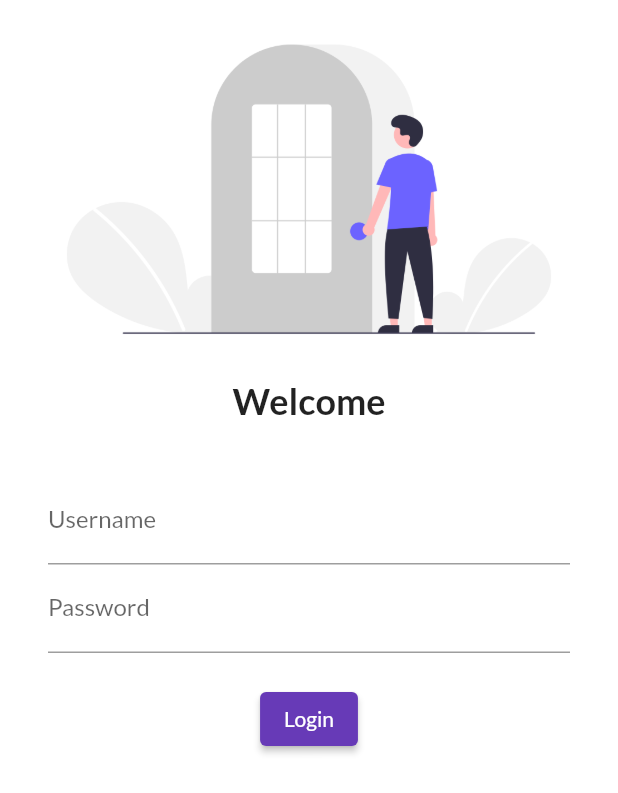
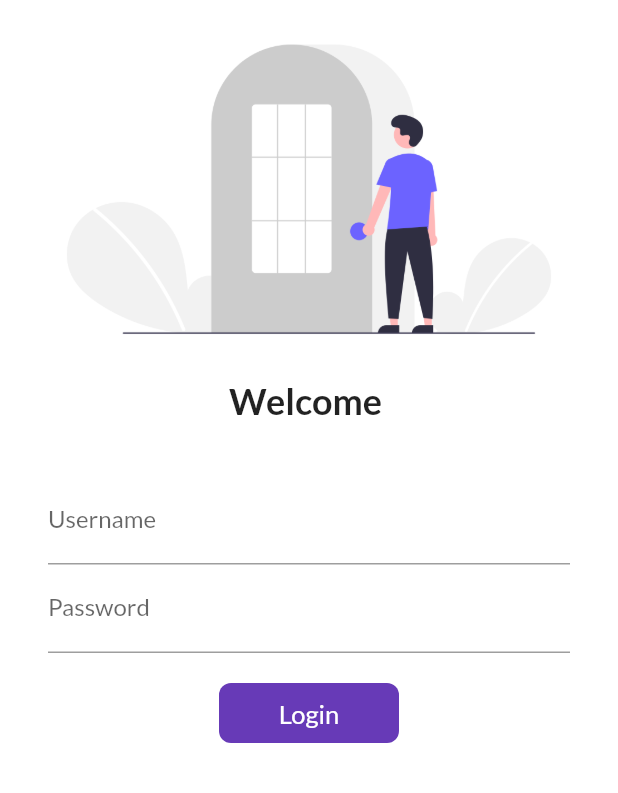
Before and after one commit to kiritoInd/CatalogFlutterApp, a Flutter app: the screen it shows after launch, on a phone screen of 412 x 824 dp. Shown: the top 793 px of the screen. Run offline on Flutter 3.47's test engine with Material 2 defaults, Android fonts, the phone set to English and light mode, and no system bars; our stand-ins replace google_fonts.

Commit message:
day6 comleted

```diff
--- a/lib/login_Page.dart
+++ b/lib/login_Page.dart
@@ -1,19 +1,29 @@
 import 'package:flutter/material.dart';
+import 'package:flutter_application_1/utils/routes.dart';
 
-class LoginPage extends StatelessWidget {
+class LoginPage extends StatefulWidget {
+  @override
+  State<LoginPage> createState() => _LoginPageState();
+}
+
+class _LoginPageState extends State<LoginPage> {
+  String name = "";
+  bool changeButton = false;
+
   @override
   Widget build(BuildContext context) {
     return Material(
         color: Colors.white,
+        child: SingleChildScrollView(
           child: Column(
             children: [
               Image.asset(
                 "assets/images/login_image.png",
                 fit: BoxFit.cover,
               ),
-            const Text(
-              "Welcome",
-              style: TextStyle(
+              Text(
+                "Welcome $name",
+                style: const TextStyle(
                   fontSize: 24,
                   fontWeight: FontWeight.bold,
                 ),
@@ -22,13 +32,17 @@ class LoginPage extends StatelessWidget {
                 height: 20.0,
               ),
               Padding(
-              padding:
-                  const EdgeInsets.symmetric(vertical: 16.0, horizontal: 32.0),
+                padding: const EdgeInsets.symmetric(
+                    vertical: 16.0, horizontal: 32.0),
                 child: Column(
                   children: [
                     TextFormField(
                       decoration: const InputDecoration(
                           hintText: "Enter Username", labelText: "Username"),
+                      onChanged: (value) {
+                        name = value;
+                        setState(() {});
+                      },
                     ),
                     TextFormField(
                       obscureText: true,
@@ -38,16 +52,51 @@ class LoginPage extends StatelessWidget {
                     const SizedBox(
                       height: 20.0,
                     ),
-                  ElevatedButton(
-                      onPressed: () {
-                        print("hello");
+
+                    InkWell(
+                      onTap: () async {
+                        setState(() {
+                          changeButton = true;
+                        });
+                        await Future.delayed(Duration(microseconds: 2950));
+                        Navigator.pushNamed(context, MyRoutes.homeRoute);
                       },
-                      child: const Text("Login"),
-                      style: TextButton.styleFrom()),
+                      child: AnimatedContainer(
+                        duration: Duration(milliseconds: 250),
+                        width: changeButton ? 40 : 120,
+                        height: 40,
+                        alignment: Alignment.center,
+                        decoration: BoxDecoration(
+                            color: Colors.deepPurple,
+                            borderRadius:
+                                BorderRadius.circular(changeButton ? 50 : 8)),
+                        child: changeButton
+                            ? const Icon(
+                                Icons.done,
+                                color: Colors.white,
+                              )
+                            : const Text(
+                                "Login",
+                                style: TextStyle(
+                                  color: Colors.white,
+                                  fontSize: 17,
+                                ),
+                              ),
+                      ),
+                    )
+
+                    // ElevatedButton(
+                    //     onPressed: () {
+                    //       Navigator.pushNamed(context, MyRoutes.homeRoute);
+                    //     },
+                    //     child: const Text("Login"),
+                    //     style:
+                    //         TextButton.styleFrom(minimumSize: Size(120, 40))),
                   ],
                 ),
               )
             ],
+          ),
         ));
   }
 }
--- a/lib/main.dart
+++ b/lib/main.dart
@@ -1,4 +1,5 @@
 import 'package:flutter/material.dart';
+import 'package:flutter_application_1/utils/routes.dart';
 import "package:google_fonts/google_fonts.dart";
 import "HomePage.dart";
 import 'login_Page.dart';
@@ -22,8 +23,8 @@ class MyApp extends StatelessWidget {
       ),
       routes: {
         "/": (context) => LoginPage(),
-        "/home": (context) => HomePage(),
-        "/login": (context) => LoginPage(),
+        MyRoutes.homeRoute: (context) => HomePage(),
+        MyRoutes.loginRoute: (context) => LoginPage(),
       },
     );
   }
--- /dev/null
+++ b/lib/utils/routes.dart
@@ -0,0 +1,4 @@
+class MyRoutes {
+  static String loginRoute = "/login";
+  static String homeRoute = "/home";
+}
```
Lines whose indentation alone changed are shown as unchanged.
